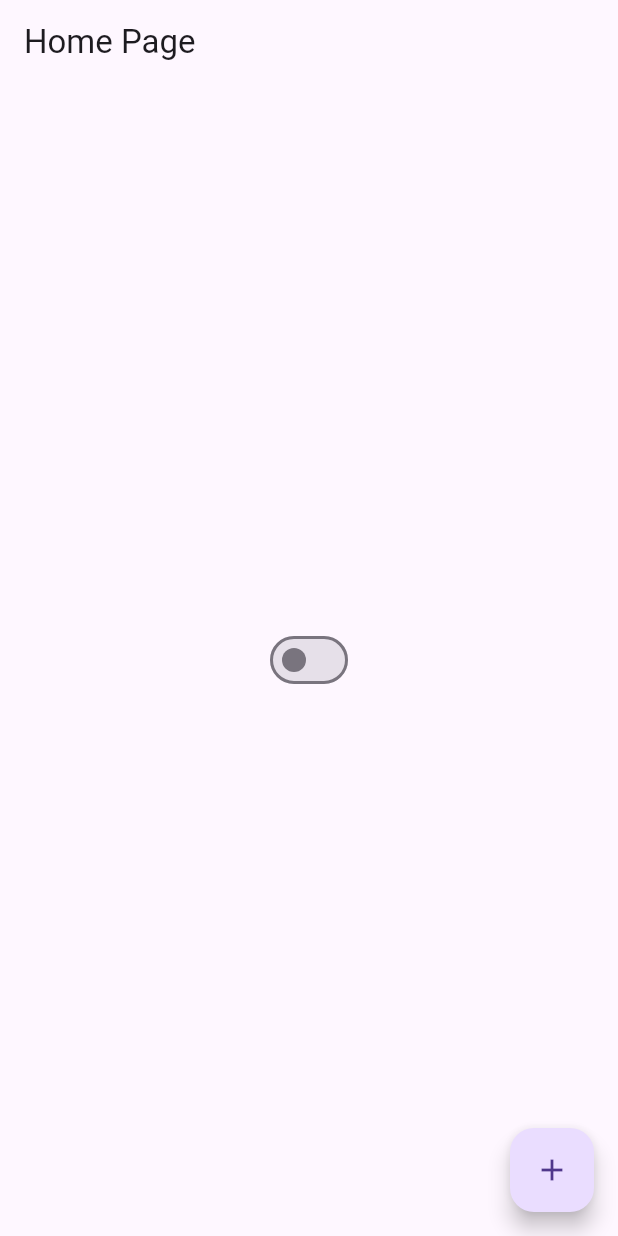
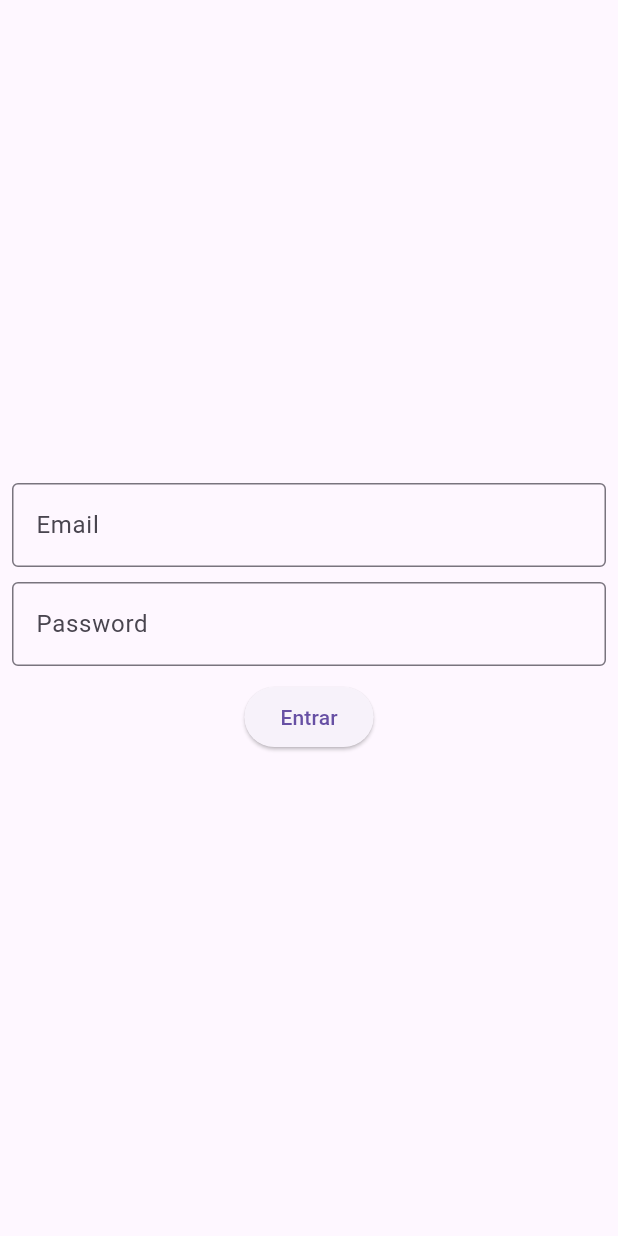
Before and after one commit to LuizHVicari/flutter-project, a Flutter app: the screen it shows after launch, on a phone screen of 412 x 824 dp. Run offline on Flutter 3.47's test engine with Material 3 defaults, Android fonts, the phone set to English and light mode, and no system bars.

Commit message:
login page

```diff
--- a/hello_world/lib/main.dart
+++ b/hello_world/lib/main.dart
@@ -1,6 +1,7 @@
 import 'package:flutter/material.dart';
-import 'pages/home_page.dart';
+// import 'pages/home_page.dart';
+import 'pages/login_page.dart';
 
 main() {
-  runApp(HomePage());
+  runApp(const LoginPage());
 }
--- a/hello_world/lib/pages/home_page.dart
+++ b/hello_world/lib/pages/home_page.dart
@@ -1,6 +1,7 @@
 import 'package:flutter/material.dart';
 import 'package:hello_world/app_controller.dart';
 import 'package:hello_world/widgets/switch_theme.dart';
+import 'package:hello_world/widgets/home_body.dart';
 
 class HomePage extends StatefulWidget {
   @override
@@ -10,6 +11,8 @@ class HomePage extends StatefulWidget {
 }
 
 class HomePageState extends State<HomePage> {
+  int counter = 0;
+
   @override
   Widget build(BuildContext context) {
     return AnimatedBuilder(
@@ -20,15 +23,14 @@ class HomePageState extends State<HomePage> {
           home: Scaffold(
             appBar: AppBar(
               title: const Text('Home Page'),
+              actions: [SwitchForTheme()],
             ),
-            body: Center(
-              child: SwitchForTheme()
-            ),
+            body: HomeBody(),
             floatingActionButton: FloatingActionButton(
               child: const Icon(Icons.add),
               onPressed: () {
                 setState(() {
-
+                  counter++;
                 });
               }
             )
--- /dev/null
+++ b/hello_world/lib/pages/login_page.dart
@@ -0,0 +1,68 @@
+import 'package:flutter/material.dart';
+import 'dart:developer';
+
+class LoginPage extends StatefulWidget {
+  const LoginPage({super.key});
+
+  @override
+  State<LoginPage> createState() => _LoginPageState();
+}
+
+class _LoginPageState extends State<LoginPage> {
+  String email = '';
+  String password = '';
+
+  @override
+  Widget build(BuildContext context) {
+    return MaterialApp(
+      home: Scaffold(
+        body: SingleChildScrollView(
+          child: SizedBox(
+            width: MediaQuery.of(context).size.width,
+            height: MediaQuery.of(context).size.height,
+            child: Padding(
+              padding: const EdgeInsets.all(8),
+                child: Column(
+                mainAxisAlignment: MainAxisAlignment.center,
+                children: [
+                  TextField(
+                    onChanged: (text) {
+                      email = text;
+                    },
+                    keyboardType: TextInputType.emailAddress,
+                    decoration: const InputDecoration(
+                      labelText: 'Email',
+                      border: OutlineInputBorder()
+                    ),
+                  ),
+                  const SizedBox(height: 10,),
+                  TextField(
+                    onChanged: (text) {
+                      password = text;
+                    },
+                    obscureText: true,
+                    decoration: const InputDecoration(
+                      labelText: 'Password',
+                      border: OutlineInputBorder()
+                    ),
+                  ),
+                  const SizedBox(height: 10,),
+                  ElevatedButton(
+                    onPressed: () {
+                      if (email == 'email@email.com' && password == '1234') {
+                        log('correto');
+                      } else {
+                        log('incorreto');
+                      }
+                    },
+                    child: const Text('Entrar'),
+                  )
+                ],
+              )
+            )
+          ),
+        ),
+      )
+    );
+  }
+}
```
Also changed, not shown: hello_world/lib/widgets/home_body.dart (added, +45 -0 lines).
